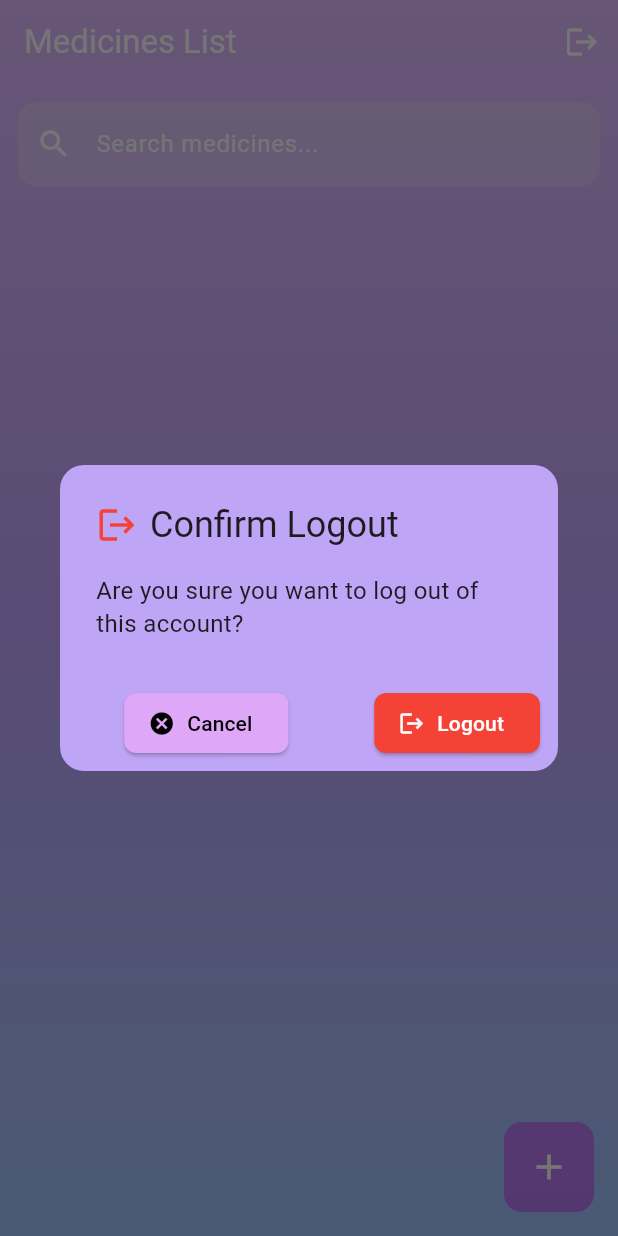
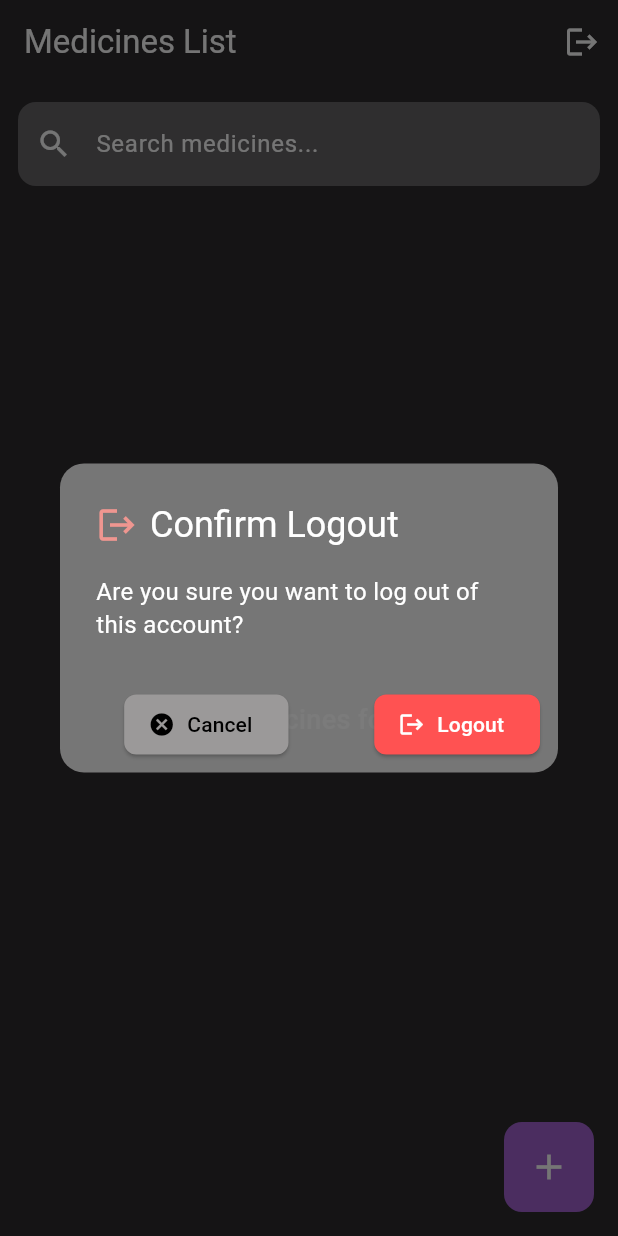
Before and after one commit to AzamFida/pharma_plus_mobile_app, a Flutter app: the screen it shows once a user with an empty profile is signed in, after a tap on the "logout" icon, on a phone screen of 412 x 824 dp. Run offline on Flutter 3.47's test engine with Material 3 defaults, Android fonts, the phone set to English and light mode, and no system bars; our stand-ins replace cloud_firestore, firebase_auth, firebase_core, google_sign_in, shared_preferences, shimmer; accounts and stored records are empty.

Commit message:
final final final touch

```diff
--- a/lib/main.dart
+++ b/lib/main.dart
@@ -1,6 +1,7 @@
 import 'package:firebase_auth/firebase_auth.dart';
 import 'package:firebase_core/firebase_core.dart';
 import 'package:flutter/material.dart';
+import 'package:flutter/services.dart';
 import 'package:pharmaplus_flutter/presentation/screens/medicine_list_screen.dart';
 import 'package:pharmaplus_flutter/presentation/screens/splash_screen.dart';
 import 'package:pharmaplus_flutter/providers/auth_state_provider.dart';
@@ -13,6 +14,14 @@
 
 void main() async {
   WidgetsFlutterBinding.ensureInitialized();
+
+  SystemChrome.setSystemUIOverlayStyle(
+    const SystemUiOverlayStyle(
+      statusBarColor: Colors.transparent, // Transparent bar
+      statusBarIconBrightness: Brightness.light, // White icons (Android)
+      statusBarBrightness: Brightness.dark, // For iOS
+    ),
+  );
   await Firebase.initializeApp();
   runApp(
     MultiProvider(
@@ -43,9 +52,17 @@
     return MaterialApp(
       debugShowCheckedModeBanner: false,
       title: 'Flutter Demo',
-      theme: ThemeData(
-        colorScheme: ColorScheme.fromSeed(seedColor: Colors.deepPurple),
-      ),
+
+      // theme: ThemeData(
+      //   appBarTheme: const AppBarTheme(
+      //     backgroundColor: Colors.black,
+      //     systemOverlayStyle: SystemUiOverlayStyle(
+      //       statusBarColor: Colors.transparent,
+      //       statusBarIconBrightness: Brightness.light,
+      //       statusBarBrightness: Brightness.dark,
+      //     ),
+      //   ),
+      //),
       home: AuthWrapper(),
     );
   }
@@ -67,54 +84,3 @@
     return authState.isLoggedIn ? MedicineListScreen() : SplashScreen();
   }
 }
-//**
-//
-//LogOUt Functionality
-// */
-
-
-
-// AppBar(
-//   title: Text('Medicine List'),
-//   actions: [
-//     PopupMenuButton(
-//       itemBuilder: (context) => [
-//         PopupMenuItem(
-//           child: Text('Logout'),
-//           onTap: () {
-//             // Delay to let menu close
-//             Future.delayed(Duration.zero, () {
-//               _showLogoutDialog(context);
-//             });
-//           },
-//         ),
-//       ],
-//     ),
-//   ],
-// );
-
-// void _showLogoutDialog(BuildContext context) {
-//   showDialog(
-//     context: context,
-//     builder: (BuildContext context) {
-//       return AlertDialog(
-//         title: Text('Logout'),
-//         content: Text('Are you sure you want to logout?'),
-//         actions: [
-//           TextButton(
-//             child: Text('Cancel'),
-//             onPressed: () => Navigator.of(context).pop(),
-//           ),
-//           TextButton(
-//             child: Text('Logout'),
-//             onPressed: () async {
-//               Navigator.of(context).pop();
-//               await Provider.of<AuthStateProvider>(context, listen: false)
-//                   .logout();
-//             },
-//           ),
-//         ],
-//       );
-//     },
-//   );
-// }
--- a/lib/presentation/widgets/gradient_background.dart
+++ b/lib/presentation/widgets/gradient_background.dart
@@ -11,7 +11,11 @@ class GradientBackground extends StatelessWidget {
         gradient: LinearGradient(
           begin: Alignment.topCenter,
           end: Alignment.bottomCenter,
-          colors: [Color(0xFFE0BBFF), Color(0xFFC2A3FF), Color(0xFFA0C4FF)],
+          colors: [
+            Color.fromARGB(255, 45, 44, 45),
+            Color.fromARGB(255, 45, 44, 45),
+            Color.fromARGB(255, 45, 44, 45),
+          ],
         ),
       ),
       child: child,
--- a/lib/presentation/widgets/logout_dialog.dart
+++ b/lib/presentation/widgets/logout_dialog.dart
@@ -9,18 +9,25 @@ void showLogoutDialog(BuildContext context) {
     context: context,
     builder: (context) {
       return AlertDialog(
-        backgroundColor: const Color.fromARGB(243, 195, 169, 251),
+        backgroundColor: const Color.fromARGB(243, 123, 123, 123),
         shape: RoundedRectangleBorder(borderRadius: BorderRadius.circular(16)),
         title: Row(
           children: const [
-            Icon(Icons.logout, color: Colors.red, size: 28),
+            Icon(
+              Icons.logout,
+              color: Color.fromARGB(255, 239, 150, 144),
+              size: 28,
+            ),
             SizedBox(width: 8),
-            Text('Confirm Logout'),
+            Text(
+              'Confirm Logout',
+              style: TextStyle(height: 1.4, color: Colors.white),
+            ),
           ],
         ),
         content: const Text(
           'Are you sure you want to log out of this account?',
-          style: TextStyle(fontSize: 16, height: 1.4),
+          style: TextStyle(fontSize: 16, height: 1.4, color: Colors.white),
         ),
         actionsPadding: const EdgeInsets.symmetric(horizontal: 12, vertical: 8),
         actions: [
@@ -29,7 +36,7 @@ void showLogoutDialog(BuildContext context) {
             icon: const Icon(Icons.cancel, size: 18),
             label: const Text('Cancel'),
             style: ElevatedButton.styleFrom(
-              backgroundColor: const Color.fromARGB(255, 223, 167, 248),
+              backgroundColor: const Color.fromARGB(255, 155, 153, 153),
               foregroundColor: Colors.black,
               shape: RoundedRectangleBorder(
                 borderRadius: BorderRadius.circular(8),
@@ -50,7 +57,7 @@ void showLogoutDialog(BuildContext context) {
             icon: const Icon(Icons.logout, size: 18),
             label: const Text('Logout'),
             style: ElevatedButton.styleFrom(
-              backgroundColor: Colors.red,
+              backgroundColor: Colors.redAccent,
               foregroundColor: Colors.white,
               shape: RoundedRectangleBorder(
                 borderRadius: BorderRadius.circular(8),
--- a/lib/presentation/widgets/medicine_list_tile.dart
+++ b/lib/presentation/widgets/medicine_list_tile.dart
@@ -37,7 +37,7 @@ class MedicineListTile extends StatelessWidget {
   Widget build(BuildContext context) {
     return Card(
       borderOnForeground: true,
-      color: const Color.fromARGB(208, 190, 149, 247),
+      color: const Color.fromARGB(208, 109, 109, 110),
       margin: const EdgeInsets.symmetric(horizontal: 12, vertical: 8),
       shape: RoundedRectangleBorder(borderRadius: BorderRadius.circular(8)),
       elevation: 4,
@@ -51,7 +51,7 @@ class MedicineListTile extends StatelessWidget {
               width: double.infinity,
               padding: const EdgeInsets.symmetric(vertical: 6),
               decoration: BoxDecoration(
-                color: const Color.fromARGB(122, 211, 196, 237),
+                color: const Color.fromARGB(121, 168, 168, 169),
                 borderRadius: BorderRadius.circular(6),
               ),
               child: Text(
```
Also changed, not shown: lib/presentation/screens/medicine_list_screen.dart (+14 -7 lines), lib/presentation/widgets/custom_input_field.dart (+4 -9 lines), lib/presentation/widgets/custom_text_field.dart (+8 -6 lines).
